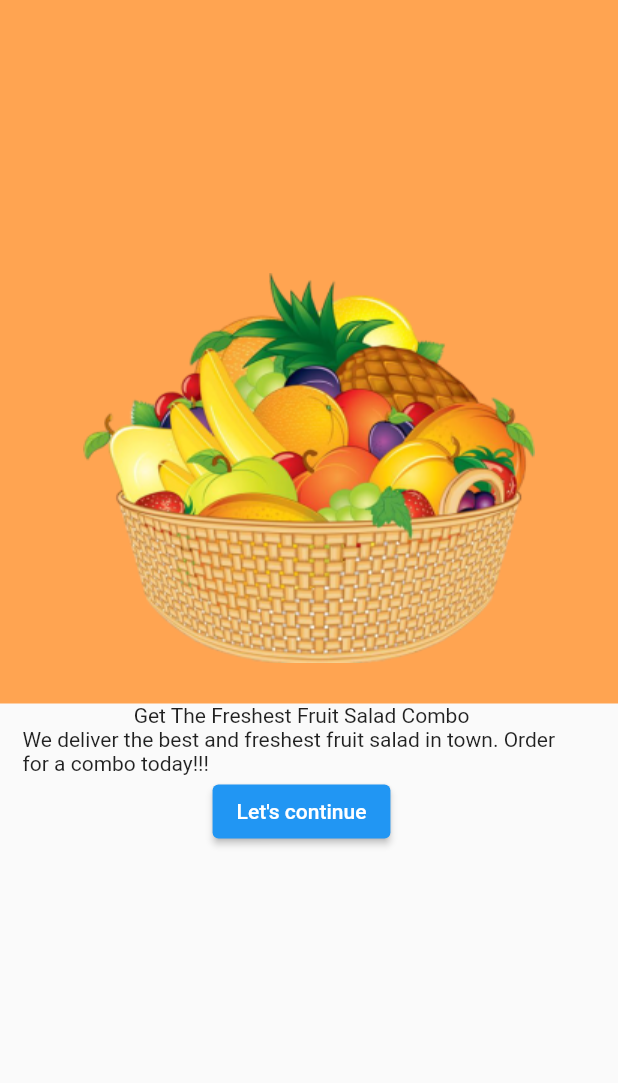
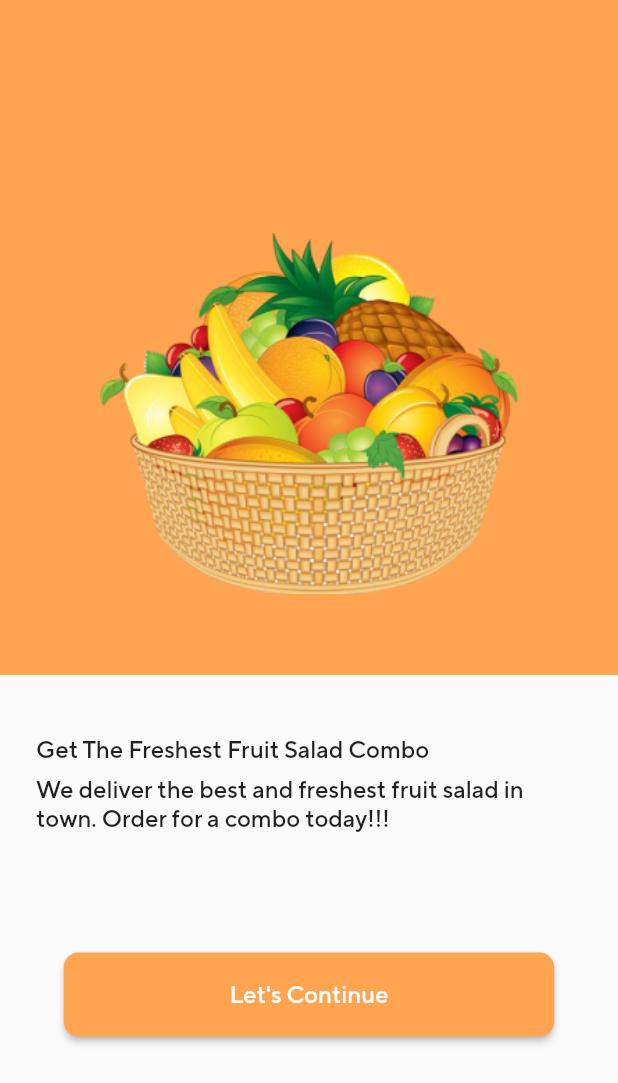
Before and after one commit to Andrey-Matos/sprint-2, a Flutter app: the HomeScreen screen opened directly, on a phone screen of 412 x 824 dp. Shown: the top 1083 px of the screen. Run offline on Flutter 3.47's test engine with Material 2 defaults, Android fonts, the phone set to English and light mode, and no system bars.

Commit message:
feat: add custom font

```diff
--- a/lib/main.dart
+++ b/lib/main.dart
@@ -1,3 +1,4 @@
+import 'package:desafio_2/screens/authScreen.dart';
 import 'package:desafio_2/screens/splash.dart';
 import 'package:flutter/material.dart';
 
@@ -9,7 +10,12 @@ class MyApp extends StatelessWidget {
   @override
   Widget build(BuildContext context) {
     return MaterialApp(
-      home: Splash(),
+      theme: ThemeData(
+          fontFamily: 'TT norms pro',
+          textTheme: TextTheme(
+              bodyText2: TextStyle(fontSize: 16),
+              button: TextStyle(fontSize: 16))),
+      home: AuthScreen(),
     );
   }
 }
--- a/lib/screens/homeScreen.dart
+++ b/lib/screens/homeScreen.dart
@@ -12,35 +12,52 @@ class _HomeScreenState extends State<HomeScreen> {
   @override
   Widget build(BuildContext context) {
     return Scaffold(
-      body: Column(
-        children: [
+        body: Column(children: [
       Container(
-            height: 469,
+        height: 450,
         width: double.infinity,
         decoration: BoxDecoration(color: Color.fromARGB(255, 255, 164, 81)),
         child: Stack(alignment: Alignment.center, children: [
           Container(
-                margin: EdgeInsets.only(top: 155),
+            margin: EdgeInsets.only(top: 155, bottom: 54),
             child: Image.asset(
               'assets/images/welcome_fruits.png',
             ),
           ),
         ]),
       ),
-          Container(
-              padding: EdgeInsets.only(left: 15, right: 25),
-              width: double.infinity,
-              child: Column(
+      Column(
+        crossAxisAlignment: CrossAxisAlignment.start,
         children: [
-                  Text('Get The Freshest Fruit Salad Combo'),
-                  Text(
+          const Padding(
+            padding: EdgeInsets.only(left: 24, top: 40.0, right: 52),
+            child: Text(
+              textAlign: TextAlign.start,
+              'Get The Freshest Fruit Salad Combo',
+            ),
+          ),
+          const Padding(
+            padding: EdgeInsets.only(left: 24, top: 8.0, right: 52),
+            child: Text(
+                textAlign: TextAlign.start,
                 'We deliver the best and freshest fruit salad in town. Order for a combo today!!!'),
-                  ElevatedButton(
-                      onPressed: () => {}, child: Text('Let\'s continue'))
-                ],
-              ))
+          ),
         ],
       ),
-    );
+      Padding(
+          padding: EdgeInsets.only(top: 80, left: 24, bottom: 82, right: 24),
+          child: SizedBox(
+            width: 327,
+            height: 56,
+            child: ElevatedButton(
+                style: ElevatedButton.styleFrom(
+                    shape: RoundedRectangleBorder(
+                      borderRadius: BorderRadius.circular(10),
+                    ),
+                    backgroundColor: Color.fromARGB(255, 255, 164, 81)),
+                onPressed: () => {},
+                child: Text('Let\'s Continue')),
+          ))
+    ]));
   }
 }
```
Also changed, not shown: pubspec.yaml (+6 -6 lines), fonts/bold.otf (added), fonts/regular.otf (added). Lines whose indentation alone changed are shown as unchanged.
